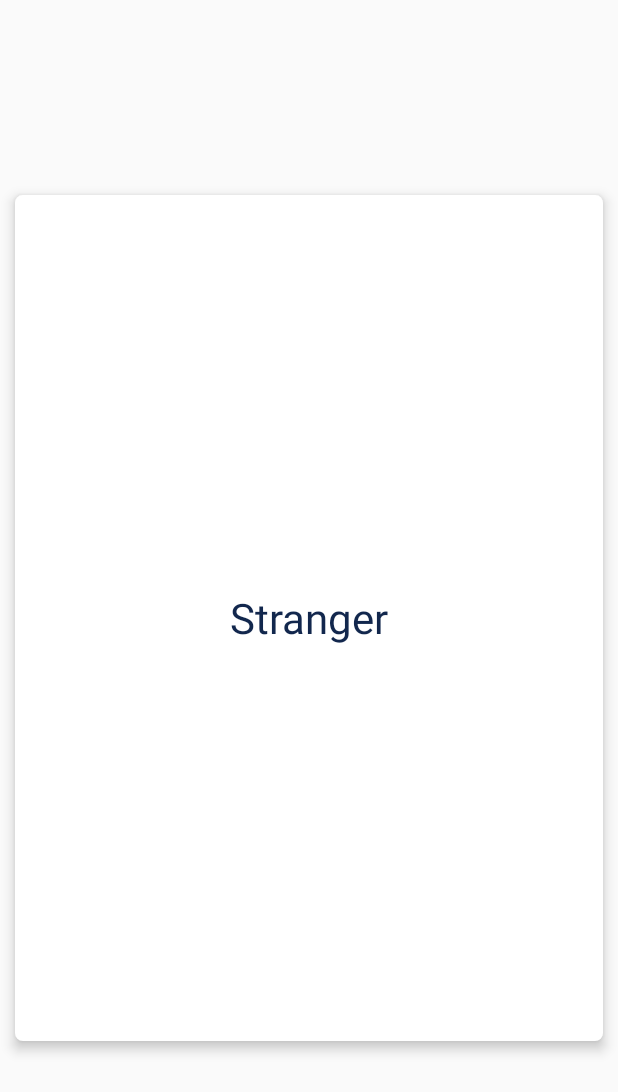
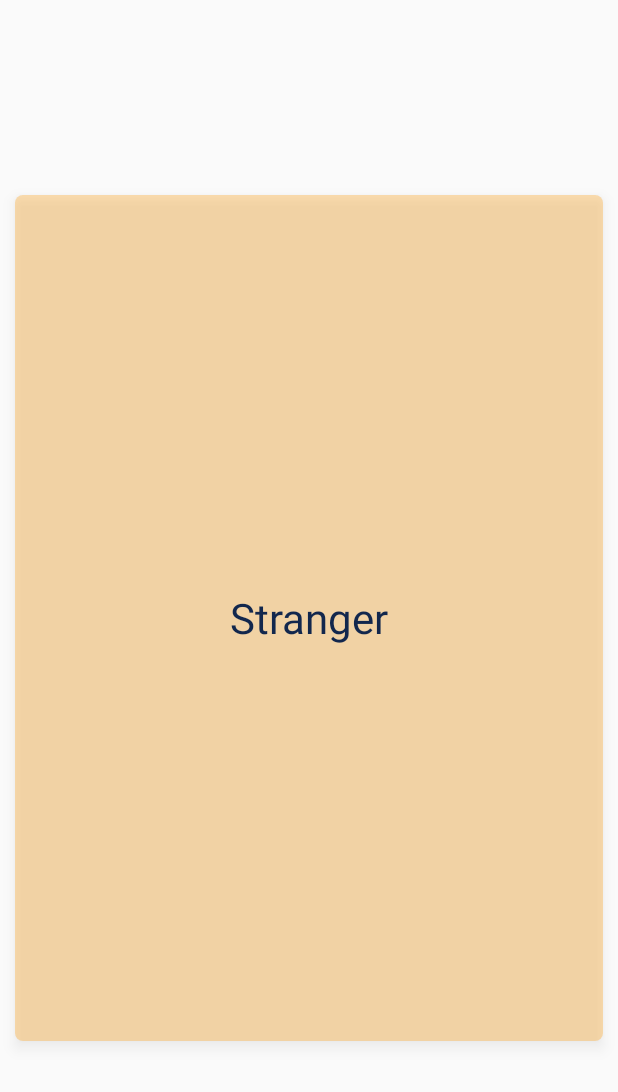
Before and after one commit to warriorWorld/MyWord, an Android app: the layout view_write_words_book.xml on its own in the app's theme, with its tools: preview values and no code run, on a phone screen of 412 x 824 dp. Shown: the top 1092 px of the screen. Run offline under Robolectric (Android 15) with nearby library versions, the phone set to English and light mode, and no system bars.

```diff
--- a/app/src/main/java/com/insightsurfface/myword/business/words1/WordsBookActivity.java
+++ b/app/src/main/java/com/insightsurfface/myword/business/words1/WordsBookActivity.java
@@ -217,6 +217,7 @@ public class WordsBookActivity extends TTSActivity implements OnClickListener, W
                         .replaceAll("-", " "))) {
                     adapter.getCurrentView().showWord();
                     mPresenter.recognizeWord(wordsList.get(currentPosition));
+                    refreshBackground();
                 } else {
                     mPresenter.incognizanceWord(wordsList.get(currentPosition));
                 }
@@ -252,8 +253,8 @@ public class WordsBookActivity extends TTSActivity implements OnClickListener, W
                     text2Speech(wordsList.get(currentPosition).getWord());
                 } else {
                     mPresenter.recognizeWord(wordsList.get(currentPosition));
+                    refreshBackground();
                 }
-                refreshBackground();
                 break;
             case R.id.incognizance_btn:
                 if (isWriteBook) {
--- a/app/src/main/res/layout/view_write_words_book.xml
+++ b/app/src/main/res/layout/view_write_words_book.xml
@@ -17,7 +17,7 @@
         android:autoSizeMinTextSize="14sp"
         android:autoSizeStepGranularity="2sp"
         android:autoSizeTextType="uniform"
-        android:background="@drawable/round5_white"
+        android:background="@drawable/round5_transparent"
         android:elevation="5dp"
         android:gravity="center"
         android:padding="26dp"
@@ -39,7 +39,7 @@
         android:autoSizeMinTextSize="14sp"
         android:autoSizeStepGranularity="2sp"
         android:autoSizeTextType="uniform"
-        android:background="@drawable/rect_main_c5"
+        android:background="@drawable/rect_main_c5_transparent"
         android:elevation="5dp"
         android:gravity="center"
         android:padding="26dp"
```
